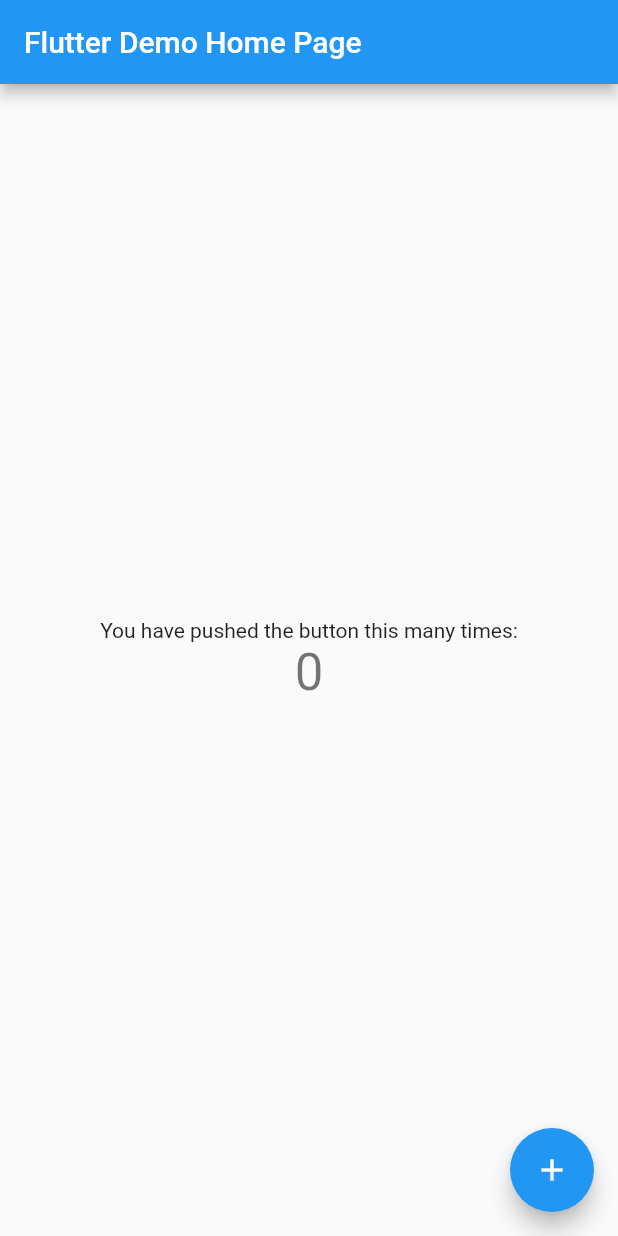
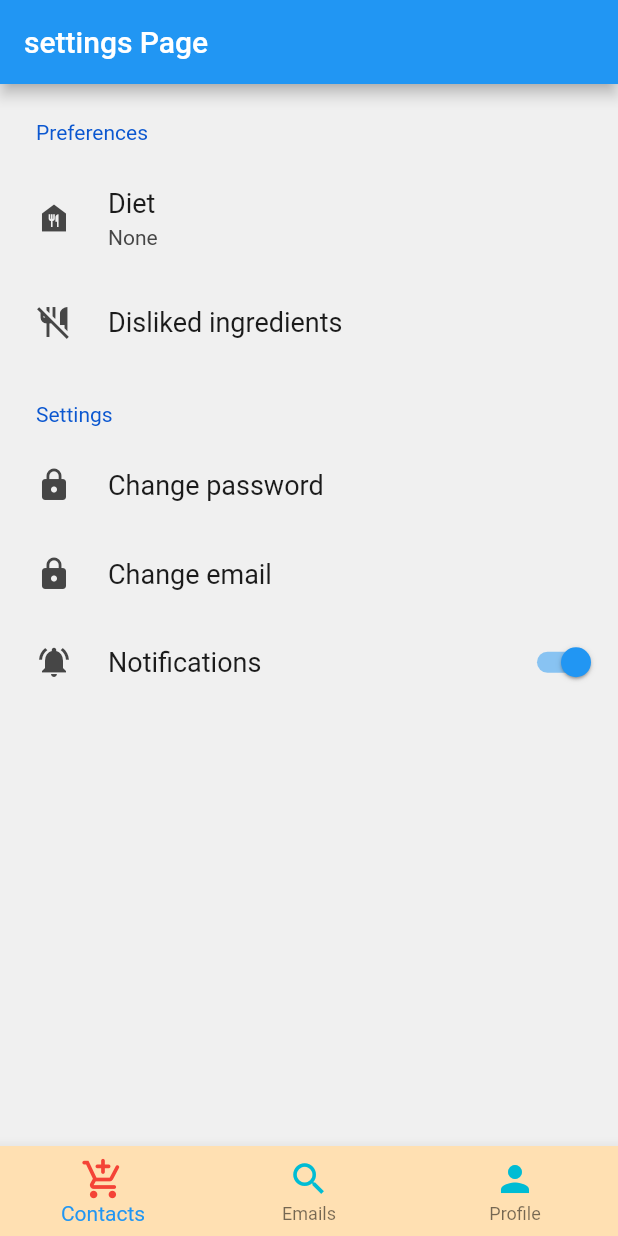
Before and after one commit to timtimjnvr/ideat, a Flutter app: the screen it shows after launch, on a phone screen of 412 x 824 dp. Run offline on Flutter 3.47's test engine with Material 2 defaults, Android fonts, the phone set to English and light mode, and no system bars; drawn by our look-alikes of settings_ui.

Commit message:
feat: begining of UI (#36)
* Create ideat flutter app base

* Create launch.json

* Add more project files

* feat : non-working navigationBar item

* fix : bottomNavigation Bar and testings

* feat : tests for search page

* feat : new folder system and preferences implementation

* fix : removing tapcount

Co-authored-by: Gustave Monce <gustave.monce@outlook.com>

```diff
--- /dev/null
+++ b/ideat/lib/home/bottom_nav_bar.dart
@@ -0,0 +1,60 @@
+import 'package:flutter/material.dart';
+import 'package:ideat/home/screen/blank_page.dart';
+import 'package:ideat/home/screen/preferences.dart';
+
+class MyHomePage extends StatefulWidget {
+  const MyHomePage({Key? key}) : super(key: key);
+
+  @override
+  State<StatefulWidget> createState() {
+    return MyHomePageState();
+  }
+}
+
+class MyHomePageState extends State<MyHomePage> {
+  int selectedIndex = 0;
+
+  final screens = [
+    Preferences(),
+    BlankPage(),
+    BlankPage(),
+  ];
+
+  @override
+  Widget build(BuildContext context) {
+    return Scaffold(
+      body: screens[selectedIndex],
+      bottomNavigationBar: BottomNavigationBar(
+        currentIndex: selectedIndex,
+        selectedIconTheme:
+            const IconThemeData(color: Colors.red, opacity: 1.0, size: 30),
+        backgroundColor: Colors.orange.shade100,
+        unselectedIconTheme:
+            const IconThemeData(color: Colors.cyan, opacity: 1.0, size: 28),
+        items: const [
+          BottomNavigationBarItem(
+            icon: Icon(Icons.add_shopping_cart_rounded),
+            label: "Contacts",
+          ),
+          BottomNavigationBarItem(
+            icon: Icon(Icons.search),
+            label: "Emails",
+          ),
+          BottomNavigationBarItem(
+            icon: Icon(Icons.person),
+            label: "Profile",
+          )
+        ],
+        onTap: (int index) {
+          onTapHandler(index);
+        },
+      ),
+    );
+  }
+
+  void onTapHandler(int index) {
+    setState(() {
+      selectedIndex = index;
+    });
+  }
+}
--- /dev/null
+++ b/ideat/lib/home/screen/blank_page.dart
@@ -0,0 +1,22 @@
+import 'package:flutter/material.dart';
+
+class BlankPage extends StatefulWidget {
+  BlankPage({Key? key}) : super(key: key);
+
+  @override
+  _BlankPagePageState createState() => _BlankPagePageState();
+}
+
+class _BlankPagePageState extends State<BlankPage> {
+  @override
+  Widget build(BuildContext context) {
+    return Scaffold(
+      appBar: AppBar(
+        title: Text("BlankPage Page"),
+      ),
+      body: Container(
+        color: Colors.blueAccent,
+      ),
+    );
+  }
+}
--- /dev/null
+++ b/ideat/lib/home/screen/preferences.dart
@@ -0,0 +1,68 @@
+import 'package:flutter/material.dart';
+import 'package:settings_ui/settings_ui.dart';
+
+class Preferences extends StatefulWidget {
+  Preferences({Key? key}) : super(key: key);
+
+  @override
+  _PreferencesPageState createState() => _PreferencesPageState();
+}
+
+class _PreferencesPageState extends State<Preferences> {
+  bool isSwitched = false;
+  changePage() {
+    Navigator.pushNamed(context, '/rd');
+  }
+
+  @override
+  Widget build(BuildContext context) {
+    return Scaffold(
+      appBar: AppBar(
+        title: Text("settings Page"),
+      ),
+      body: SettingsList(
+        sections: [
+          SettingsSection(
+            title: Text('Preferences'),
+            tiles: [
+              SettingsTile(
+                title: Text('Diet'),
+                value: Text('None'),
+                leading: Icon(Icons.food_bank),
+                onPressed: (BuildContext context) {},
+              ),
+              SettingsTile(
+                title: Text('Disliked ingredients'),
+                leading: Icon(Icons.no_meals),
+                onPressed: (BuildContext context) {
+                  changePage();
+                },
+              ),
+            ],
+          ),
+          SettingsSection(
+            title: Text('Settings'),
+            tiles: [
+              SettingsTile(
+                title: Text('Change password'),
+                leading: Icon(Icons.lock),
+                onPressed: (BuildContext context) {},
+              ),
+              SettingsTile(
+                title: Text('Change email'),
+                leading: Icon(Icons.lock),
+                onPressed: (BuildContext context) {},
+              ),
+              SettingsTile.switchTile(
+                title: Text('Notifications'),
+                leading: Icon(Icons.notifications_active),
+                initialValue: true,
+                onToggle: (value) {},
+              ),
+            ],
+          ),
+        ],
+      ),
+    );
+  }
+}
--- a/ideat/lib/main.dart
+++ b/ideat/lib/main.dart
@@ -1,4 +1,5 @@
 import 'package:flutter/material.dart';
+import 'package:ideat/home/bottom_nav_bar.dart';
 
 void main() {
   runApp(const MyApp());
@@ -7,109 +8,15 @@ void main() {
 class MyApp extends StatelessWidget {
   const MyApp({Key? key}) : super(key: key);
 
-  // This widget is the root of your application.
   @override
   Widget build(BuildContext context) {
     return MaterialApp(
-      title: 'Flutter Demo',
+      title: 'Title of Application',
       theme: ThemeData(
-        // This is the theme of your application.
-        //
-        // Try running your application with "flutter run". You'll see the
-        // application has a blue toolbar. Then, without quitting the app, try
-        // changing the primarySwatch below to Colors.green and then invoke
-        // "hot reload" (press "r" in the console where you ran "flutter run",
-        // or simply save your changes to "hot reload" in a Flutter IDE).
-        // Notice that the counter didn't reset back to zero; the application
-        // is not restarted.
         primarySwatch: Colors.blue,
+        visualDensity: VisualDensity.adaptivePlatformDensity,
       ),
-      home: const MyHomePage(title: 'Flutter Demo Home Page'),
+      home: const MyHomePage(),
     );
   }
 }
-
-class MyHomePage extends StatefulWidget {
-  const MyHomePage({Key? key, required this.title}) : super(key: key);
-
-  // This widget is the home page of your application. It is stateful, meaning
-  // that it has a State object (defined below) that contains fields that affect
-  // how it looks.
-
-  // This class is the configuration for the state. It holds the values (in this
-  // case the title) provided by the parent (in this case the App widget) and
-  // used by the build method of the State. Fields in a Widget subclass are
-  // always marked "final".
-
-  final String title;
-
-  @override
-  State<MyHomePage> createState() => _MyHomePageState();
-}
-
-class _MyHomePageState extends State<MyHomePage> {
-  int _counter = 0;
-
-  void _incrementCounter() {
-    setState(() {
-      // This call to setState tells the Flutter framework that something has
-      // changed in this State, which causes it to rerun the build method below
-      // so that the display can reflect the updated values. If we changed
-      // _counter without calling setState(), then the build method would not be
-      // called again, and so nothing would appear to happen.
-      _counter++;
-    });
-  }
-
-  @override
-  Widget build(BuildContext context) {
-    // This method is rerun every time setState is called, for instance as done
-    // by the _incrementCounter method above.
-    //
-    // The Flutter framework has been optimized to make rerunning build methods
-    // fast, so that you can just rebuild anything that needs updating rather
-    // than having to individually change instances of widgets.
-    return Scaffold(
-      appBar: AppBar(
-        // Here we take the value from the MyHomePage object that was created by
-        // the App.build method, and use it to set our appbar title.
-        title: Text(widget.title),
-      ),
-      body: Center(
-        // Center is a layout widget. It takes a single child and positions it
-        // in the middle of the parent.
-        child: Column(
-          // Column is also a layout widget. It takes a list of children and
-          // arranges them vertically. By default, it sizes itself to fit its
-          // children horizontally, and tries to be as tall as its parent.
-          //
-          // Invoke "debug painting" (press "p" in the console, choose the
-          // "Toggle Debug Paint" action from the Flutter Inspector in Android
-          // Studio, or the "Toggle Debug Paint" command in Visual Studio Code)
-          // to see the wireframe for each widget.
-          //
-          // Column has various properties to control how it sizes itself and
-          // how it positions its children. Here we use mainAxisAlignment to
-          // center the children vertically; the main axis here is the vertical
-          // axis because Columns are vertical (the cross axis would be
-          // horizontal).
-          mainAxisAlignment: MainAxisAlignment.center,
-          children: <Widget>[
-            const Text(
-              'You have pushed the button this many times:',
-            ),
-            Text(
-              '$_counter',
-              style: Theme.of(context).textTheme.headline4,
-            ),
-          ],
-        ),
-      ),
-      floatingActionButton: FloatingActionButton(
-        onPressed: _incrementCounter,
-        tooltip: 'Increment',
-        child: const Icon(Icons.add),
-      ), // This trailing comma makes auto-formatting nicer for build methods.
-    );
-  }
-}
--- a/ideat/pubspec.yaml
+++ b/ideat/pubspec.yaml
@@ -15,6 +15,7 @@ publish_to: 'none' # Remove this line if you wish to publish to pub.dev
 # In iOS, build-name is used as CFBundleShortVersionString while build-number used as CFBundleVersion.
 # Read more about iOS versioning at
 # https://developer.apple.com/library/archive/documentation/General/Reference/InfoPlistKeyReference/Articles/CoreFoundationKeys.html
+
 version: 1.0.0
 
 environment:
@@ -29,6 +30,7 @@ environment:
 dependencies:
   flutter:
     sdk: flutter
+  settings_ui: ^2.0.1
 
 
   # The following adds the Cupertino Icons font to your application.
```
Also changed, not shown: ideat/pubspec.lock.
